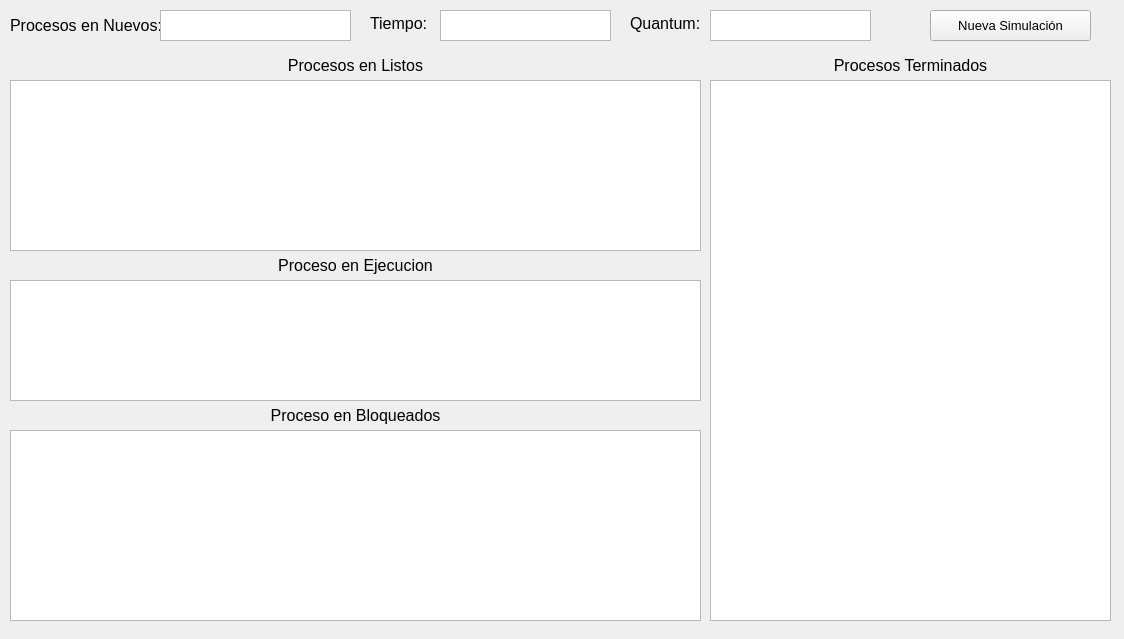
Before: the Qt Designer form Simulacion.ui in MasterDigimon/Sem_SO, drawn with Qt 5.
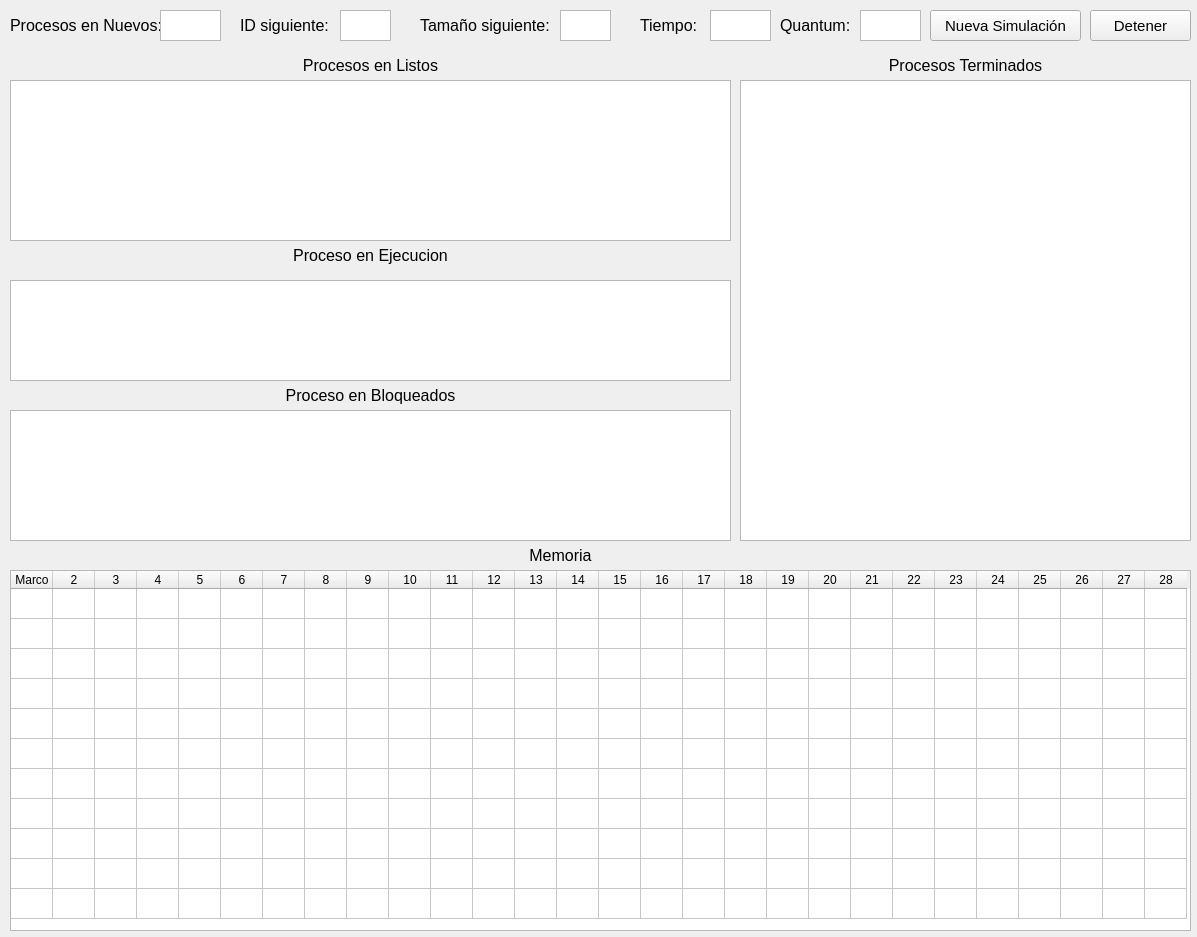
After: the same form once the commit is applied.

Patch:
```diff
--- a/Simulacion.ui
+++ b/Simulacion.ui
@@ -6,8 +6,8 @@
    <rect>
     <x>0</x>
     <y>0</y>
-    <width>1124</width>
-    <height>639</height>
+    <width>1197</width>
+    <height>937</height>
    </rect>
   </property>
   <property name="windowTitle">
@@ -18,13 +18,16 @@
     <rect>
      <x>930</x>
      <y>10</y>
-     <width>161</width>
+     <width>151</width>
      <height>31</height>
     </rect>
    </property>
    <property name="font">
     <font>
-     <pointsize>10</pointsize>
+     <pointsize>11</pointsize>
+     <weight>50</weight>
+     <italic>false</italic>
+     <bold>false</bold>
     </font>
    </property>
    <property name="text">
@@ -34,10 +37,10 @@
   <widget class="QLabel" name="label">
    <property name="geometry">
     <rect>
-     <x>370</x>
-     <y>13</y>
+     <x>640</x>
+     <y>10</y>
      <width>71</width>
-     <height>21</height>
+     <height>31</height>
     </rect>
    </property>
    <property name="font">
@@ -52,20 +55,27 @@
   <widget class="QTextBrowser" name="Tiempo_TB">
    <property name="geometry">
     <rect>
-     <x>440</x>
+     <x>710</x>
      <y>10</y>
-     <width>171</width>
+     <width>61</width>
      <height>31</height>
     </rect>
    </property>
+   <property name="font">
+    <font>
+     <pointsize>10</pointsize>
+     <weight>75</weight>
+     <bold>true</bold>
+    </font>
+   </property>
   </widget>
   <widget class="QTableWidget" name="Listos_TW">
    <property name="geometry">
     <rect>
      <x>10</x>
      <y>80</y>
-     <width>691</width>
-     <height>171</height>
+     <width>721</width>
+     <height>161</height>
     </rect>
    </property>
    <property name="editTriggers">
@@ -81,7 +91,7 @@
     <bool>true</bool>
    </attribute>
    <attribute name="horizontalHeaderDefaultSectionSize">
-    <number>175</number>
+    <number>120</number>
    </attribute>
    <attribute name="verticalHeaderVisible">
     <bool>false</bool>
@@ -90,10 +100,10 @@
   <widget class="QTableWidget" name="Terminados_TW">
    <property name="geometry">
     <rect>
-     <x>710</x>
+     <x>740</x>
      <y>80</y>
-     <width>401</width>
-     <height>541</height>
+     <width>451</width>
+     <height>461</height>
     </rect>
    </property>
    <property name="editTriggers">
@@ -110,9 +120,9 @@
    <property name="geometry">
     <rect>
      <x>10</x>
-     <y>430</y>
-     <width>691</width>
-     <height>191</height>
+     <y>410</y>
+     <width>721</width>
+     <height>131</height>
     </rect>
    </property>
    <property name="editTriggers">
@@ -151,17 +161,24 @@
     <rect>
      <x>160</x>
      <y>10</y>
-     <width>191</width>
+     <width>61</width>
      <height>31</height>
     </rect>
    </property>
+   <property name="font">
+    <font>
+     <pointsize>10</pointsize>
+     <weight>75</weight>
+     <bold>true</bold>
+    </font>
+   </property>
   </widget>
   <widget class="QLabel" name="label_3">
    <property name="geometry">
     <rect>
-     <x>710</x>
+     <x>740</x>
      <y>50</y>
-     <width>401</width>
+     <width>451</width>
      <height>31</height>
     </rect>
    </property>
@@ -182,7 +199,7 @@
     <rect>
      <x>10</x>
      <y>50</y>
-     <width>691</width>
+     <width>721</width>
      <height>31</height>
     </rect>
    </property>
@@ -202,8 +219,8 @@
    <property name="geometry">
     <rect>
      <x>10</x>
-     <y>250</y>
-     <width>691</width>
+     <y>240</y>
+     <width>721</width>
      <height>31</height>
     </rect>
    </property>
@@ -224,8 +241,8 @@
     <rect>
      <x>10</x>
      <y>280</y>
-     <width>691</width>
-     <height>121</height>
+     <width>721</width>
+     <height>101</height>
     </rect>
    </property>
    <property name="editTriggers">
@@ -238,7 +255,7 @@
     <bool>true</bool>
    </attribute>
    <attribute name="horizontalHeaderDefaultSectionSize">
-    <number>120</number>
+    <number>118</number>
    </attribute>
    <attribute name="verticalHeaderVisible">
     <bool>false</bool>
@@ -248,8 +265,8 @@
    <property name="geometry">
     <rect>
      <x>10</x>
-     <y>400</y>
-     <width>691</width>
+     <y>380</y>
+     <width>721</width>
      <height>31</height>
     </rect>
    </property>
@@ -268,20 +285,27 @@
   <widget class="QTextBrowser" name="Quantum_TB">
    <property name="geometry">
     <rect>
-     <x>710</x>
+     <x>860</x>
      <y>10</y>
-     <width>161</width>
+     <width>61</width>
      <height>31</height>
     </rect>
    </property>
+   <property name="font">
+    <font>
+     <pointsize>10</pointsize>
+     <weight>75</weight>
+     <bold>true</bold>
+    </font>
+   </property>
   </widget>
   <widget class="QLabel" name="label_7">
    <property name="geometry">
     <rect>
-     <x>630</x>
-     <y>13</y>
+     <x>780</x>
+     <y>10</y>
      <width>71</width>
-     <height>21</height>
+     <height>31</height>
     </rect>
    </property>
    <property name="font">
@@ -293,6 +317,185 @@
     <string>Quantum:</string>
    </property>
   </widget>
+  <widget class="QTableWidget" name="Memoria_TW">
+   <property name="geometry">
+    <rect>
+     <x>10</x>
+     <y>570</y>
+     <width>1181</width>
+     <height>361</height>
+    </rect>
+   </property>
+   <property name="editTriggers">
+    <set>QAbstractItemView::NoEditTriggers</set>
+   </property>
+   <property name="rowCount">
+    <number>11</number>
+   </property>
+   <property name="columnCount">
+    <number>28</number>
+   </property>
+   <attribute name="horizontalHeaderDefaultSectionSize">
+    <number>42</number>
+   </attribute>
+   <attribute name="verticalHeaderVisible">
+    <bool>false</bool>
+   </attribute>
+   <row/>
+   <row/>
+   <row/>
+   <row/>
+   <row/>
+   <row/>
+   <row/>
+   <row/>
+   <row/>
+   <row/>
+   <row/>
+   <column>
+    <property name="text">
+     <string>Marco</string>
+    </property>
+   </column>
+   <column/>
+   <column/>
+   <column/>
+   <column/>
+   <column/>
+   <column/>
+   <column/>
+   <column/>
+   <column/>
+   <column/>
+   <column/>
+   <column/>
+   <column/>
+   <column/>
+   <column/>
+   <column/>
+   <column/>
+   <column/>
+   <column/>
+   <column/>
+   <column/>
+   <column/>
+   <column/>
+   <column/>
+   <column/>
+   <column/>
+   <column/>
+  </widget>
+  <widget class="QLabel" name="label_8">
+   <property name="geometry">
+    <rect>
+     <x>10</x>
+     <y>540</y>
+     <width>1101</width>
+     <height>31</height>
+    </rect>
+   </property>
+   <property name="font">
+    <font>
+     <pointsize>12</pointsize>
+    </font>
+   </property>
+   <property name="text">
+    <string>Memoria</string>
+   </property>
+   <property name="alignment">
+    <set>Qt::AlignCenter</set>
+   </property>
+  </widget>
+  <widget class="QLabel" name="label_9">
+   <property name="geometry">
+    <rect>
+     <x>240</x>
+     <y>10</y>
+     <width>101</width>
+     <height>31</height>
+    </rect>
+   </property>
+   <property name="font">
+    <font>
+     <pointsize>12</pointsize>
+    </font>
+   </property>
+   <property name="text">
+    <string>ID siguiente:</string>
+   </property>
+  </widget>
+  <widget class="QTextBrowser" name="NextID_TB">
+   <property name="geometry">
+    <rect>
+     <x>340</x>
+     <y>10</y>
+     <width>51</width>
+     <height>31</height>
+    </rect>
+   </property>
+   <property name="font">
+    <font>
+     <pointsize>10</pointsize>
+     <weight>75</weight>
+     <bold>true</bold>
+    </font>
+   </property>
+  </widget>
+  <widget class="QLabel" name="label_10">
+   <property name="geometry">
+    <rect>
+     <x>420</x>
+     <y>10</y>
+     <width>141</width>
+     <height>31</height>
+    </rect>
+   </property>
+   <property name="font">
+    <font>
+     <pointsize>12</pointsize>
+    </font>
+   </property>
+   <property name="text">
+    <string>Tamaño siguiente:</string>
+   </property>
+  </widget>
+  <widget class="QTextBrowser" name="NextTam_TB">
+   <property name="geometry">
+    <rect>
+     <x>560</x>
+     <y>10</y>
+     <width>51</width>
+     <height>31</height>
+    </rect>
+   </property>
+   <property name="font">
+    <font>
+     <pointsize>10</pointsize>
+     <weight>75</weight>
+     <bold>true</bold>
+    </font>
+   </property>
+  </widget>
+  <widget class="QPushButton" name="Detener_Boton">
+   <property name="geometry">
+    <rect>
+     <x>1090</x>
+     <y>10</y>
+     <width>101</width>
+     <height>31</height>
+    </rect>
+   </property>
+   <property name="font">
+    <font>
+     <pointsize>11</pointsize>
+     <weight>50</weight>
+     <bold>false</bold>
+    </font>
+   </property>
+   <property name="text">
+    <string>Detener</string>
+   </property>
+  </widget>
  </widget>
  <resources/>
  <connections/>
```
